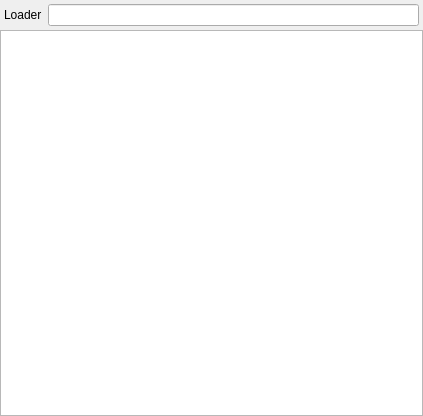
Old version of the form sources/settings_dialog/settings_images.ui in the repository anpp/openhxserver.
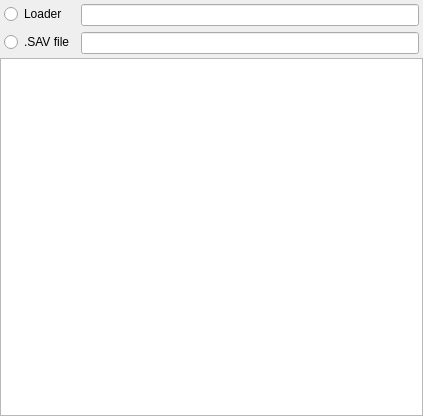
New version of the form.

Commit message: Интерфейс для выбора режима - HX или SAV.

What changed in the file:
```diff
--- a/sources/settings_dialog/settings_images.ui
+++ b/sources/settings_dialog/settings_images.ui
@@ -52,9 +52,6 @@
         <property name="sizeConstraint">
          <enum>QLayout::SetMaximumSize</enum>
         </property>
-        <property name="fieldGrowthPolicy">
-         <enum>QFormLayout::ExpandingFieldsGrow</enum>
-        </property>
         <property name="leftMargin">
          <number>4</number>
         </property>
@@ -68,7 +65,7 @@
          <number>4</number>
         </property>
         <item row="0" column="0">
-         <widget class="QLabel" name="label">
+         <widget class="QRadioButton" name="rbLoaderHX">
           <property name="text">
            <string>Loader</string>
           </property>
@@ -90,6 +87,26 @@
           </property>
          </widget>
         </item>
+        <item row="1" column="0">
+         <widget class="QRadioButton" name="rbLoaderSAV">
+          <property name="text">
+           <string>.SAV file</string>
+          </property>
+         </widget>
+        </item>
+        <item row="1" column="1">
+         <widget class="QLineEdit" name="leSAV">
+          <property name="readOnly">
+           <bool>true</bool>
+          </property>
+          <property name="cursorMoveStyle">
+           <enum>Qt::VisualMoveStyle</enum>
+          </property>
+          <property name="clearButtonEnabled">
+           <bool>false</bool>
+          </property>
+         </widget>
+        </item>
        </layout>
       </widget>
      </item>
```
Left out of the diff: 2 changed lines with no effect on the pictures. The commit also changes 4 other files.
